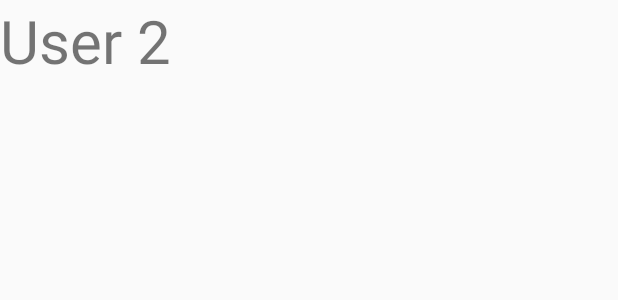
After one commit to devVNduc/demoLoginSignup, an Android app: the layout activity_home_user2.xml on its own in the app's theme, with its tools: preview values and no code run, on a phone screen of 412 x 824 dp. The commit adds this screen. Shown: the top 300 px of the screen. Run offline under Robolectric (Android 15) with nearby library versions, the phone set to English and light mode, and no system bars.

Commit message:
test screen user 2

```diff
--- a/app/src/main/java/com/example/demologinsignup/MainActivity.java
+++ b/app/src/main/java/com/example/demologinsignup/MainActivity.java
@@ -99,7 +99,7 @@ public class MainActivity extends AppCompatActivity {
                         // Got an ID token from Google. Use it to authenticate
                         // with your backend.
                         Log.d("TAG", "Got ID token.");
-                        Intent intent = new Intent(MainActivity.this,HomeScreenUser.class);
+                        Intent intent = new Intent(MainActivity.this,HomeUser2.class);
                         startActivity(intent);
 
                     } else if (password != null) {
--- /dev/null
+++ b/app/src/main/res/layout/activity_home_user2.xml
@@ -0,0 +1,17 @@
+<?xml version="1.0" encoding="utf-8"?>
+<androidx.constraintlayout.widget.ConstraintLayout xmlns:android="http://schemas.android.com/apk/res/android"
+    xmlns:app="http://schemas.android.com/apk/res-auto"
+    xmlns:tools="http://schemas.android.com/tools"
+    android:layout_width="match_parent"
+    android:layout_height="match_parent"
+    tools:context=".HomeUser2">
+
+    <TextView
+        android:id="@+id/textView4"
+        android:layout_width="wrap_content"
+        android:layout_height="wrap_content"
+        android:text="User 2"
+        android:textSize="40dp"
+        tools:layout_editor_absoluteX="148dp"
+        tools:layout_editor_absoluteY="233dp" />
+</androidx.constraintlayout.widget.ConstraintLayout>
```
Also changed, not shown: app/build.gradle.kts (+18 -0 lines), app/src/main/AndroidManifest.xml (+10 -7 lines), app/src/main/java/com/example/demologinsignup/HomeUser2.java (added, +14 -0 lines).
